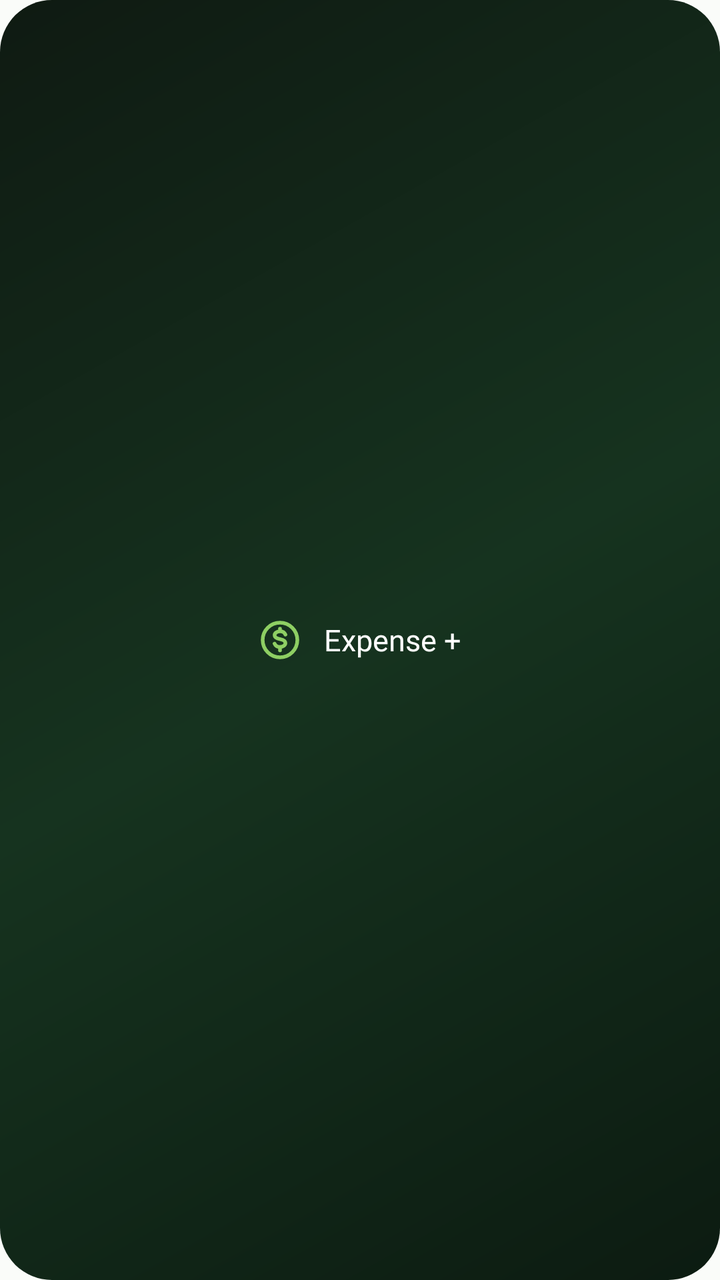
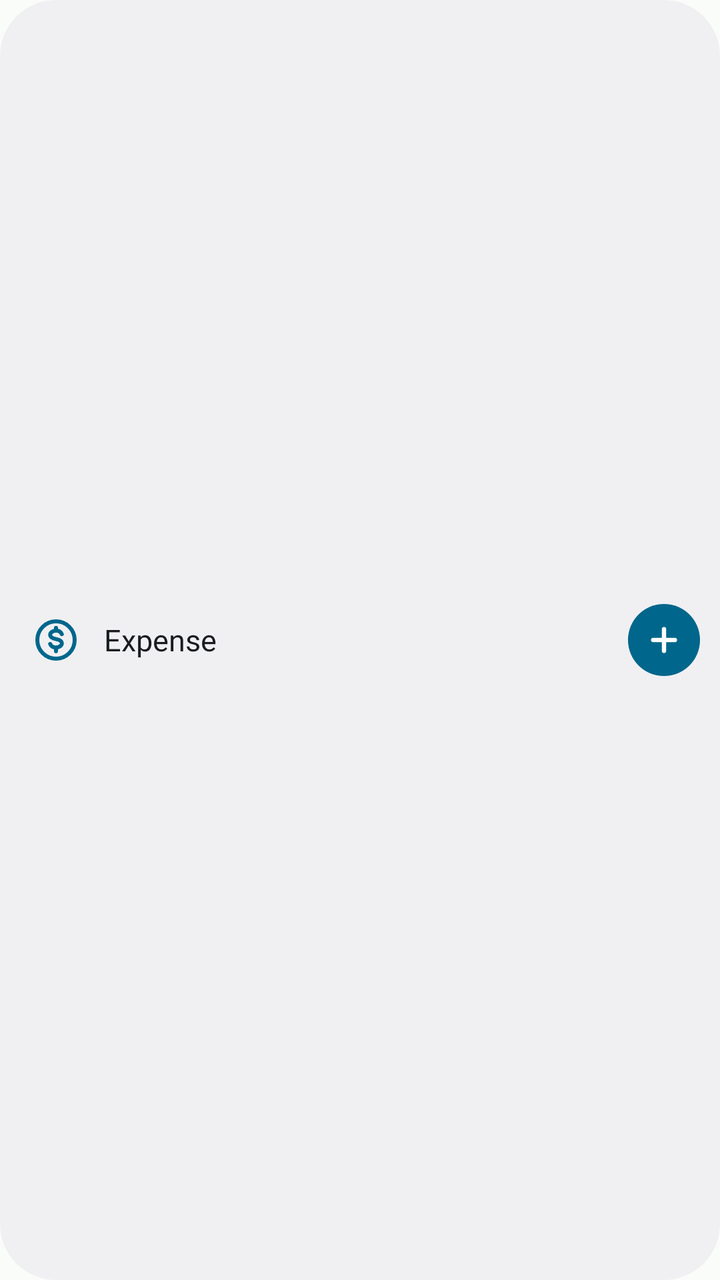

Before-and-after screenshots of an Android layout around one commit, followed by the original layout XML and the change that was made.
<!-- AndroidManifest.xml: application theme Theme.SyncSpend -->
<!-- res/layout/widget_wide.xml -->
<?xml version="1.0" encoding="utf-8"?>
<LinearLayout xmlns:android="http://schemas.android.com/apk/res/android"
    android:id="@+id/widget_root"
    android:layout_width="match_parent"
    android:layout_height="match_parent"
    android:background="@drawable/widget_ripple"
    android:contentDescription="@string/widget_click_description"
    android:gravity="center"
    android:orientation="horizontal"
    android:paddingStart="14dp"
    android:paddingEnd="16dp">

    <ImageView
        android:layout_width="26dp"
        android:layout_height="26dp"
        android:importantForAccessibility="no"
        android:src="@drawable/ic_widget_coin" />

    <TextView
        android:layout_width="wrap_content"
        android:layout_height="wrap_content"
        android:layout_marginStart="9dp"
        android:fontFamily="@font/archivo_semibold"
        android:maxLines="1"
        android:text="@string/widget_face_label"
        android:textColor="#FFFFFFFF"
        android:textSize="15sp" />
</LinearLayout>
<!-- resources referenced by this layout -->
<resources>
  <!-- drawable ic_widget_coin (drawable) -->
  <?xml version="1.0" encoding="utf-8"?>
  <vector xmlns:android="http://schemas.android.com/apk/res/android"
      android:width="24dp"
      android:height="24dp"
      android:viewportWidth="24"
      android:viewportHeight="24">
      <path
          android:fillColor="#00000000"
          android:strokeColor="#FF8ECF63"
          android:strokeWidth="1.7"
          android:strokeLineCap="round"
          android:strokeLineJoin="round"
          android:pathData="M4,12a8,8 0 1,0 16,0a8,8 0 1,0 -16,0" />
      <path
          android:fillColor="#00000000"
          android:strokeColor="#FF8ECF63"
          android:strokeWidth="1.7"
          android:strokeLineCap="round"
          android:strokeLineJoin="round"
          android:pathData="M14.5,9.5a2.6,2.6 0 0,0 -2.5,-1.5c-1.4,0 -2.5,0.8 -2.5,1.8s1,1.5 2.5,1.8 2.5,0.8 2.5,1.8 -1.1,1.8 -2.5,1.8a2.6,2.6 0 0,1 -2.5,-1.5M12,6.8V8M12,15.6v1.2" />
  </vector>
  <!-- drawable widget_ripple (drawable) -->
  <?xml version="1.0" encoding="utf-8"?>
  <ripple xmlns:android="http://schemas.android.com/apk/res/android"
      android:color="#33FFFFFF">
      <item android:drawable="@drawable/widget_bg" />
  </ripple>
  <string name="widget_click_description">Add an expense</string>
  <string name="widget_face_label">Expense +</string>
  <style name="Theme.SyncSpend" parent="android:Theme.Material.NoActionBar">
          <item name="android:statusBarColor">@android:color/transparent</item>
          <item name="android:navigationBarColor">@android:color/transparent</item>
          <item name="android:windowBackground">@color/window_background</item>
      </style>
  <!-- drawable widget_bg (drawable) -->
  <?xml version="1.0" encoding="utf-8"?>
  <shape xmlns:android="http://schemas.android.com/apk/res/android">
      <gradient
          android:angle="315"
          android:centerColor="#FF16331F"
          android:endColor="#FF0C1B11"
          android:startColor="#FF0F1A12" />
      <corners android:radius="26dp" />
  </shape>
  <color name="window_background">#FFFAFCF9</color>
</resources>

<!-- the commit's change to res/layout/widget_wide.xml (unified diff, before → after) -->
@@ -5,24 +5,38 @@
     android:layout_height="match_parent"
     android:background="@drawable/widget_ripple"
     android:contentDescription="@string/widget_click_description"
-    android:gravity="center"
+    android:gravity="center_vertical"
     android:orientation="horizontal"
     android:paddingStart="14dp"
-    android:paddingEnd="16dp">
+    android:paddingEnd="10dp">
 
     <ImageView
-        android:layout_width="26dp"
-        android:layout_height="26dp"
+        android:layout_width="28dp"
+        android:layout_height="28dp"
         android:importantForAccessibility="no"
         android:src="@drawable/ic_widget_coin" />
 
     <TextView
-        android:layout_width="wrap_content"
+        android:layout_width="0dp"
         android:layout_height="wrap_content"
-        android:layout_marginStart="9dp"
+        android:layout_marginStart="10dp"
+        android:layout_weight="1"
         android:fontFamily="@font/archivo_semibold"
         android:maxLines="1"
         android:text="@string/widget_face_label"
-        android:textColor="#FFFFFFFF"
+        android:textColor="@color/widget_ink"
         android:textSize="15sp" />
+
+    <FrameLayout
+        android:layout_width="36dp"
+        android:layout_height="36dp"
+        android:background="@drawable/widget_fab_bg">
+
+        <ImageView
+            android:layout_width="20dp"
+            android:layout_height="20dp"
+            android:layout_gravity="center"
+            android:importantForAccessibility="no"
+            android:src="@drawable/ic_widget_plus" />
+    </FrameLayout>
 </LinearLayout>
<!-- resource entries referenced after the edit -->
@@ -1,5 +1,6 @@
 <!-- resources referenced by this layout -->
 <resources>
+  <color name="widget_ink">#FF151A12</color>
   <!-- drawable ic_widget_coin (drawable) -->
   <?xml version="1.0" encoding="utf-8"?>
   <vector xmlns:android="http://schemas.android.com/apk/res/android"
@@ -9,42 +10,63 @@
       android:viewportHeight="24">
       <path
           android:fillColor="#00000000"
-          android:strokeColor="#FF8ECF63"
+          android:strokeColor="@color/widget_accent"
           android:strokeWidth="1.7"
           android:strokeLineCap="round"
           android:strokeLineJoin="round"
           android:pathData="M4,12a8,8 0 1,0 16,0a8,8 0 1,0 -16,0" />
       <path
           android:fillColor="#00000000"
-          android:strokeColor="#FF8ECF63"
+          android:strokeColor="@color/widget_accent"
           android:strokeWidth="1.7"
           android:strokeLineCap="round"
           android:strokeLineJoin="round"
           android:pathData="M14.5,9.5a2.6,2.6 0 0,0 -2.5,-1.5c-1.4,0 -2.5,0.8 -2.5,1.8s1,1.5 2.5,1.8 2.5,0.8 2.5,1.8 -1.1,1.8 -2.5,1.8a2.6,2.6 0 0,1 -2.5,-1.5M12,6.8V8M12,15.6v1.2" />
   </vector>
+  <!-- drawable ic_widget_plus (drawable) -->
+  <?xml version="1.0" encoding="utf-8"?>
+  <vector xmlns:android="http://schemas.android.com/apk/res/android"
+      android:width="24dp"
+      android:height="24dp"
+      android:viewportWidth="24"
+      android:viewportHeight="24">
+      <path
+          android:fillColor="#00000000"
+          android:pathData="M12,5.5v13M5.5,12h13"
+          android:strokeColor="@color/widget_on_fab"
+          android:strokeLineCap="round"
+          android:strokeWidth="2.6" />
+  </vector>
+  <!-- drawable widget_fab_bg (drawable) -->
+  <?xml version="1.0" encoding="utf-8"?>
+  <shape xmlns:android="http://schemas.android.com/apk/res/android" android:shape="oval">
+      <solid android:color="@color/widget_fab" />
+  </shape>
   <!-- drawable widget_ripple (drawable) -->
   <?xml version="1.0" encoding="utf-8"?>
   <ripple xmlns:android="http://schemas.android.com/apk/res/android"
-      android:color="#33FFFFFF">
+      android:color="@color/widget_ripple">
       <item android:drawable="@drawable/widget_bg" />
   </ripple>
   <string name="widget_click_description">Add an expense</string>
-  <string name="widget_face_label">Expense +</string>
+  <string name="widget_face_label">Expense</string>
   <style name="Theme.SyncSpend" parent="android:Theme.Material.NoActionBar">
           <item name="android:statusBarColor">@android:color/transparent</item>
           <item name="android:navigationBarColor">@android:color/transparent</item>
           <item name="android:windowBackground">@color/window_background</item>
       </style>
+  <color name="widget_accent">#FF2F7A45</color>
+  <color name="widget_on_fab">#FFFFFFFF</color>
+  <color name="widget_fab">#FF2F7A45</color>
+  <color name="widget_ripple">#1F151A12</color>
   <!-- drawable widget_bg (drawable) -->
   <?xml version="1.0" encoding="utf-8"?>
   <shape xmlns:android="http://schemas.android.com/apk/res/android">
-      <gradient
-          android:angle="315"
-          android:centerColor="#FF16331F"
-          android:endColor="#FF0C1B11"
-          android:startColor="#FF0F1A12" />
-      <corners android:radius="26dp" />
+      <solid android:color="@color/widget_surface" />
+      <corners android:radius="@dimen/widget_radius" />
   </shape>
   <color name="window_background">#FFFAFCF9</color>
+  <color name="widget_surface">#FFF4F7F1</color>
+  <dimen name="widget_radius">22dp</dimen>
 </resources>
 
